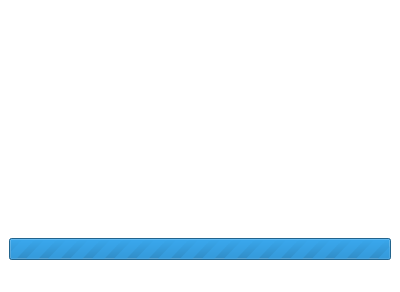
The window that recovery/progressslideshowdialog.ui (raspberrypi/noobs) describes before a commit, drawn with Qt 5.
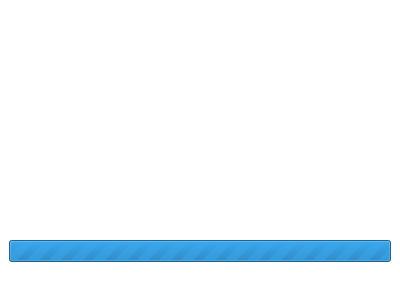
The same window after the commit.

What changed in the file:
```diff
--- a/recovery/progressslideshowdialog.ui
+++ b/recovery/progressslideshowdialog.ui
@@ -10,7 +10,7 @@
     <x>0</x>
     <y>0</y>
     <width>400</width>
-    <height>277</height>
+    <height>295</height>
    </rect>
   </property>
   <property name="palette">
```
Left out of the diff: 3 changed lines with no effect on the pictures.
